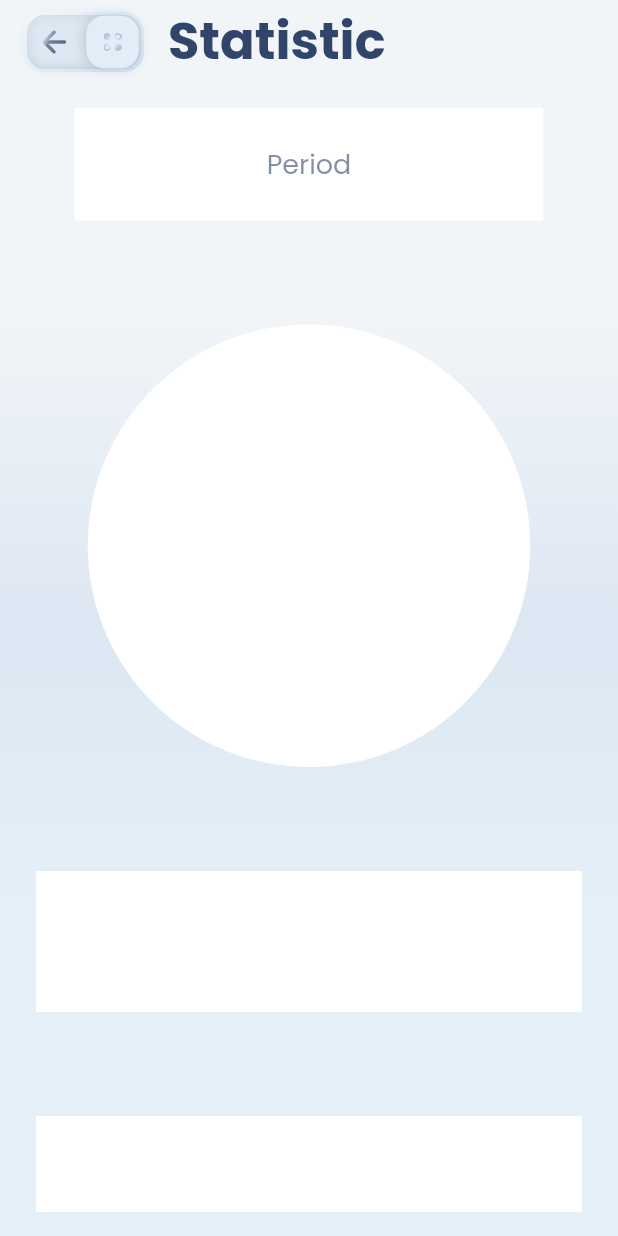
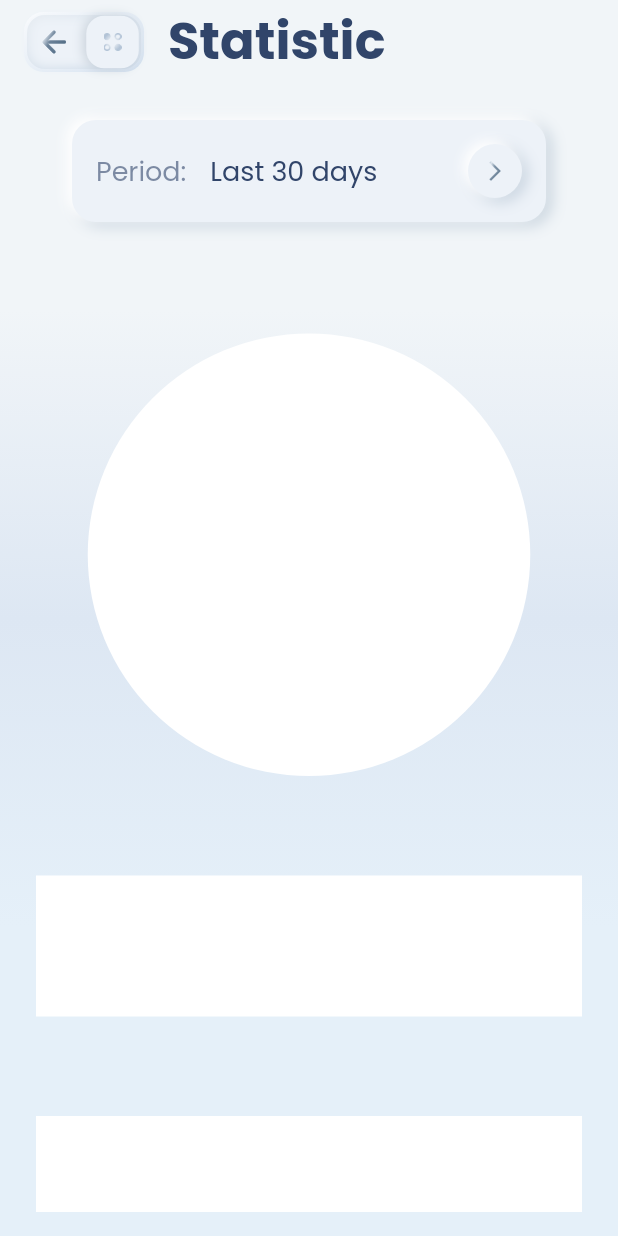
Before and after one commit to Sveta-K13/skeuomorph_mobile_banking, a Flutter app: the screen it shows after launch, on a phone screen of 412 x 824 dp. Run offline on Flutter 3.47's test engine with Material 2 defaults, Android fonts, the phone set to English and light mode, and no system bars.

Commit message:
add period card

```diff
--- a/lib/statistic_light_screen.dart
+++ b/lib/statistic_light_screen.dart
@@ -2,6 +2,7 @@ import 'dart:math';
 
 import 'package:flutter/material.dart';
 import 'package:skeuomorph_mobile_banking/theme.dart';
+import 'package:skeuomorph_mobile_banking/widgets/period_card.dart';
 import 'package:skeuomorph_mobile_banking/widgets/swipe_button.dart';
 
 class StatisticLightScreen extends StatefulWidget {
@@ -49,18 +50,7 @@ class _StatisticLightScreenState extends State<StatisticLightScreen> {
             mainAxisAlignment: MainAxisAlignment.spaceBetween,
             crossAxisAlignment: CrossAxisAlignment.center,
             children: [
-              Container(
-                padding: EdgeInsets.symmetric(horizontal: 128, vertical: 24),
-                color: Colors.white,
-                child: Text(
-                  'Period',
-                  style: TextStyle(
-                    color: textColor.withOpacity(0.6),
-                    fontFamily: fontFamily,
-                    fontSize: 18,
-                  ),
-                ),
-              ),
+              PeriodCard(),
               Container(
                 height: 295,
                 width: 295,
--- a/lib/theme.dart
+++ b/lib/theme.dart
@@ -15,5 +15,18 @@ LinearGradient iconGradient = LinearGradient(
     Color(0xFFEDF2F7),
   ],
   stops: [0.0, 0.6, 0.8, 0.95, 1.0],
-  transform: GradientRotation(pi+pi/6),
+  transform: GradientRotation(pi + pi / 6),
 );
+
+List<BoxShadow> skShadow = <BoxShadow>[
+  BoxShadow(
+    blurRadius: 8.0,
+    offset: Offset(3.5, 2.5),
+    color: Color(0xFF8CA2B7).withOpacity(0.4),
+  ),
+  BoxShadow(
+    blurRadius: 6.0,
+    offset: Offset(-3.5, -2.5),
+    color: Color(0xFFFFFFFF),
+  ),
+];
--- /dev/null
+++ b/lib/widgets/period_card.dart
@@ -0,0 +1,39 @@
+import 'package:flutter/material.dart';
+import 'package:skeuomorph_mobile_banking/theme.dart';
+import 'package:skeuomorph_mobile_banking/widgets/soft_button.dart';
+
+class PeriodCard extends StatelessWidget {
+  @override
+  Widget build(BuildContext context) {
+    return Container(
+      constraints: BoxConstraints(minHeight: 64.0),
+      margin: EdgeInsets.symmetric(horizontal: 24.0, vertical: 8.0),
+      decoration: BoxDecoration(
+          color: Color(0xFFEDF2F8),
+          borderRadius: BorderRadius.all(Radius.circular(16.0)),
+          boxShadow: skShadow),
+      child: Row(
+        children: [
+          Padding(
+            padding: const EdgeInsets.all(16.0),
+            child: Text(
+              'Period:',
+              style: TextStyle(
+                color: textColor.withOpacity(0.6),
+                fontFamily: fontFamily,
+                fontSize: 18,
+              ),
+            ),
+          ),
+          Text(
+            'Last 30 days',
+            style: TextStyle(
+                color: textColor, fontFamily: fontFamily, fontSize: 18),
+          ),
+          Expanded(child: Container()),
+          SoftButton(),
+        ],
+      ),
+    );
+  }
+}
--- a/lib/widgets/soft_button.dart
+++ b/lib/widgets/soft_button.dart
@@ -22,42 +22,30 @@ class _SoftButtonState extends State<SoftButton> {
     return GestureDetector(
       onTap: onTap,
       child: Container(
-        margin: EdgeInsets.all(4.0),
+        margin: EdgeInsets.all(16.0),
         decoration: BoxDecoration(
-          boxShadow: [
-            BoxShadow(
-              blurRadius: 8.0,
-              offset: Offset(2.5, 1.5),
-              color: Color(0xFF8CA2B7).withOpacity(0.4),
-            ),
-            BoxShadow(
-              blurRadius: 6.0,
-              offset: Offset(-2.5, -1.5),
-              color: Color(0xFFFFFFFF),
-            ),
-          ],
-          gradient: LinearGradient(
-              colors: isTapped
-                  ? <Color>[
+          boxShadow: skShadow,
+          gradient: isTapped
+              ? LinearGradient(colors: <Color>[
                   Color(0xFFB9CCE2).withOpacity(0.4),
                   Color(0xFFFFFFFF),
-                    ]
-                  : [
-                      Color(0xFFEDF2F8),
-                      Color(0xFFEDF2F8),
-                    ],
-              transform: GradientRotation(pi / 4)),
-          //color: Color(0xFFE3EDF7),
+                ], transform: GradientRotation(pi / 4))
+              : null,
+          color: Color(0xFFEDF2F8),
           shape: BoxShape.circle,
         ),
         child: Padding(
-          padding: EdgeInsets.all(14),
+          padding: EdgeInsets.all(10),
           child: ShaderMask(
             shaderCallback: (Rect bounds) {
               return iconGradient.createShader(bounds);
             },
             blendMode: BlendMode.srcIn,
-              child: Icon(Icons.arrow_forward_ios)),
+            child: Icon(
+              Icons.arrow_forward_ios,
+              size: 16.0,
+            ),
+          ),
         ),
       ),
     );
--- a/lib/widgets/swipe_button.dart
+++ b/lib/widgets/swipe_button.dart
@@ -24,7 +24,7 @@ class _SwipeButtonState extends State<SwipeButton>
     position = Tween<Offset>(begin: Offset(0.0, 0.0), end: Offset(-0.5, 0.0))
         .animate(CurvedAnimation(
             parent: _slideController, curve: Curves.decelerate));
-    colorTween = ColorTween(begin: Color(0xFFDEE8F2), end: Color(0xFFA1B8CF))
+    colorTween = ColorTween(begin: Color(0xFFEDF2F8), end: Color(0xFFA1B8CF))
         .animate(CurvedAnimation(
             parent: _slideController, curve: Curves.decelerate));
     super.initState();
@@ -71,7 +71,7 @@ class _SwipeButtonState extends State<SwipeButton>
               decoration: BoxDecoration(
                   boxShadow: <BoxShadow>[
                     BoxShadow(
-                        color: Color(0xFF3A5165)
+                        color: Color(0xFF8CA2B7)
                             .withOpacity(isSwitched ? 0.5 : 0.2)),
                     BoxShadow(
                       color: colorTween.value,
@@ -79,7 +79,6 @@ class _SwipeButtonState extends State<SwipeButton>
                       blurRadius: 6,
                     ),
                   ],
-                  // color: Color(0xFFDEE8F2),
                   borderRadius: BorderRadius.all(Radius.circular(_radius))),
             ),
           ),
@@ -105,7 +104,7 @@ class _SwipeButtonState extends State<SwipeButton>
                 height: 35,
                 width: 35,
                 decoration: BoxDecoration(
-                    color: Color(0xFFE3EDF7),
+                    color: Color(0xFFEDF2F8),
                     borderRadius: BorderRadius.all(Radius.circular(_radius)),
                     boxShadow: <BoxShadow>[
                       BoxShadow(
```
Lines whose indentation alone changed are shown as unchanged.
